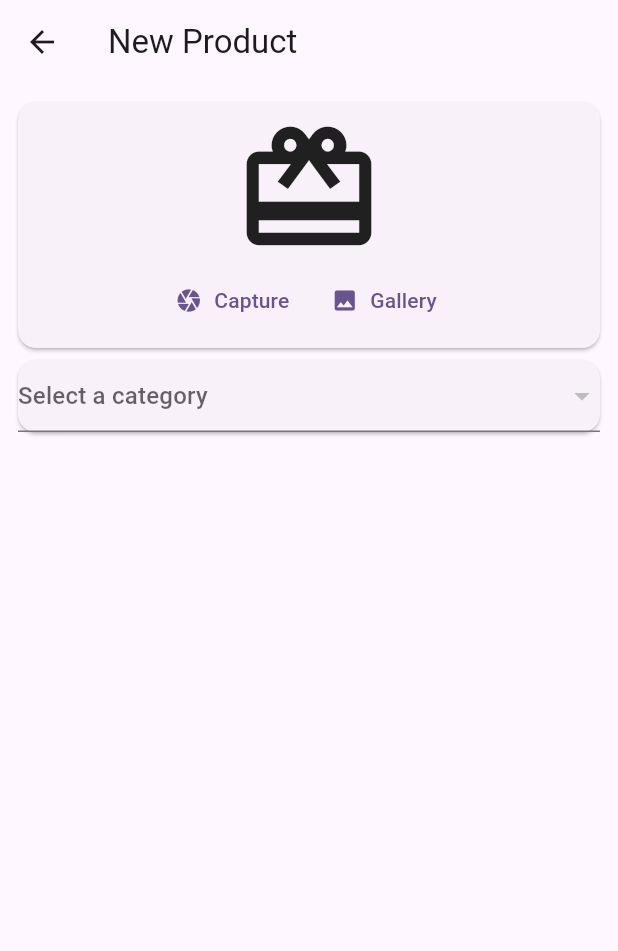
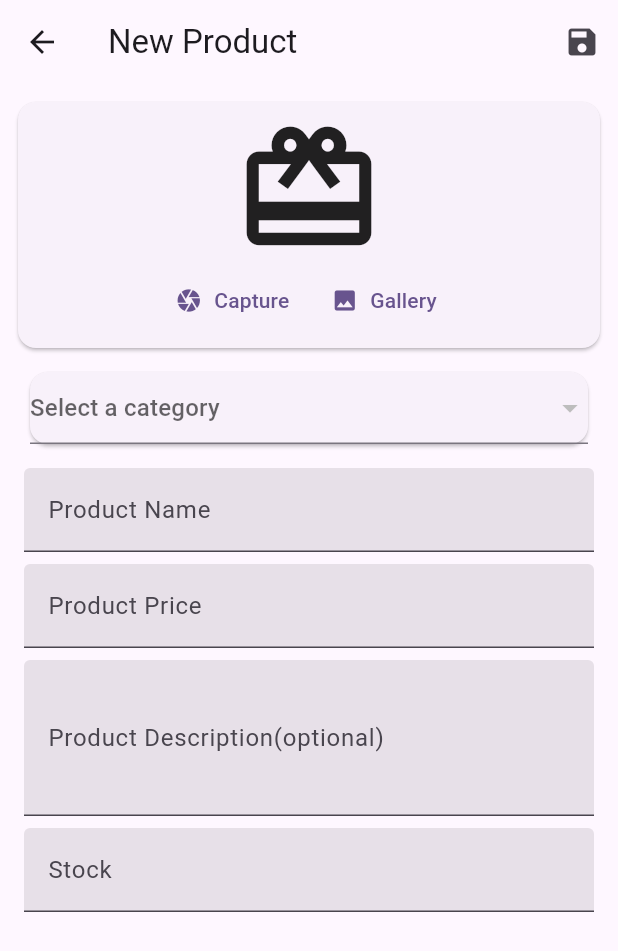
Before and after one commit to Anonymous-program/ecommerce_app, a Flutter app: the NewProductPage screen opened by its route, on a phone screen of 412 x 824 dp. Shown: the top 951 px of the screen. Run offline on Flutter 3.47's test engine with Material 2 defaults, Android fonts, the phone set to English and light mode, and no system bars; our stand-ins replace cloud_firestore, firebase_auth, firebase_core, firebase_storage, flutter_easyloading, freezed_annotation and 1 more; accounts and stored records are empty.

Commit message:
ecommerce part2

```diff
--- a/lib/db/db_helper.dart
+++ b/lib/db/db_helper.dart
@@ -1,10 +1,12 @@
 import 'package:cloud_firestore/cloud_firestore.dart';
 import 'package:ecommerce_app/models/category_model.dart';
+import 'package:ecommerce_app/models/product_model.dart';
 
 class DbHelper {
   static final FirebaseFirestore _db = FirebaseFirestore.instance;
   static const String collectionAdmin = 'Admins';
   static const String collectionCategory = 'Categories';
+  static const String collectionProduct = 'Products';
   static Future<bool> isAdmin(String uid) async {
     final snapshot = await _db.collection(collectionAdmin).doc(uid).get();
     return snapshot.exists;
@@ -15,6 +17,11 @@ class DbHelper {
     category.id = doc.id;
     return doc.set(category.toJson());
   }
+  static Future<void> addProduct(ProductModel product) {
+    final doc = _db.collection(collectionProduct).doc();
+    product.id = doc.id;
+    return doc.set(product.toJson());
+  }
 
   static Stream<QuerySnapshot<Map<String, dynamic>>> getAllCategorise() => _db
       .collection(collectionCategory)
--- a/lib/pages/new_product_page.dart
+++ b/lib/pages/new_product_page.dart
@@ -1,7 +1,10 @@
 import 'dart:io';
 import 'package:ecommerce_app/models/category_model.dart';
+import 'package:ecommerce_app/models/product_model.dart';
 import 'package:ecommerce_app/provider/product_provider.dart';
+import 'package:ecommerce_app/utils/widget_function.dart';
 import 'package:flutter/material.dart';
+import 'package:flutter_easyloading/flutter_easyloading.dart';
 import 'package:image_picker/image_picker.dart';
 import 'package:provider/provider.dart';
 
@@ -17,11 +20,18 @@ class _NewProductPageState extends State<NewProductPage> {
   String? localImagePath;
   CategoryModel? categoryModel;
   final _fromKey = GlobalKey<FormState>();
+  final _nameController=TextEditingController();
+  final _priceController=TextEditingController();
+  final _descriptionController=TextEditingController();
+  final _stockController=TextEditingController();
   @override
   Widget build(BuildContext context) {
     return Scaffold(
         appBar: AppBar(
           title: const Text('New Product'),
+          actions: [
+            IconButton(onPressed: _saveProduct, icon: const Icon(Icons.save)),
+          ],
         ),
         body: Form(
           key: _fromKey,
@@ -30,6 +40,7 @@ class _NewProductPageState extends State<NewProductPage> {
             children: [
               _buildImageSection(),
               _buildCategorySection(),
+              _buildTextFieldSection(),
             ],
           ),
         ));
@@ -89,7 +100,9 @@ class _NewProductPageState extends State<NewProductPage> {
   }
 
   Widget _buildCategorySection() {
-    return Card(
+    return Padding(
+      padding: const EdgeInsets.all(8.0),
+      child: Card(
         child: Consumer<ProductProvider>(
           builder: (context, provider, child) =>
               DropdownButtonFormField<CategoryModel>(
@@ -106,8 +119,136 @@ class _NewProductPageState extends State<NewProductPage> {
                 categoryModel = value;
               });
             },
+            validator: (value){
+                if(value==null){
+                  return 'This field must not be empty';
+                }
+                return null;
+            },
+          ),
         ),
       ),
     );
   }
+  @override
+  void dispose() {
+    _nameController.dispose();
+    _priceController.dispose();
+    _descriptionController.dispose();
+    _stockController.dispose();
+    super.dispose();
   }
+
+ Widget _buildTextFieldSection() {
+    return Column(
+      children: [
+        Padding(
+          padding: const EdgeInsets.symmetric(horizontal: 8.0,vertical: 4.0),
+          child: TextFormField(
+            controller: _nameController,
+            decoration: const InputDecoration(
+              labelText: 'Product Name',
+              filled: true,
+            ),
+            validator: (value){
+              if(value==null || value.isEmpty){
+                return 'This field must not be empty';
+              }
+              return null;
+            },
+          ),
+        ),
+        Padding(
+          padding: const EdgeInsets.symmetric(horizontal: 8.0,vertical: 4.0),
+          child: TextFormField(
+            keyboardType: TextInputType.number,
+            controller: _priceController,
+            decoration: const InputDecoration(
+              labelText: 'Product Price',
+              filled: true,
+            ),
+            validator: (value){
+              if(value==null || value.isEmpty){
+                return 'This field must not be empty';
+              }
+              return null;
+            },
+          ),
+        ),
+        Padding(
+          padding: const EdgeInsets.symmetric(horizontal: 8.0,vertical: 4.0),
+          child: TextFormField(
+            maxLines: 3,
+            controller: _descriptionController,
+            decoration: const InputDecoration(
+              labelText: 'Product Description(optional)',
+              filled: true,
+            ),
+            validator: (value){
+              return null;
+            },
+          ),
+        ),
+        Padding(
+          padding: const EdgeInsets.symmetric(horizontal: 8.0,vertical: 4.0),
+          child: TextFormField(
+            keyboardType: TextInputType.number,
+            controller: _stockController,
+            decoration: const InputDecoration(
+              labelText: 'Stock',
+              filled: true,
+            ),
+            validator: (value){
+              if(value==null || value.isEmpty){
+                return 'This field must not be empty';
+              }
+              return null;
+            },
+          ),
+        ),
+
+      ],
+    );
+ }
+
+  void _saveProduct()async {
+    if(localImagePath==null){
+      showMsg(context, 'Please select a product image ');
+      return;
+    }
+    if(_fromKey.currentState!.validate()){
+      final imageUrl=await Provider.of<ProductProvider>(context,listen: false).uploadImage(localImagePath!);
+      final productModel=ProductModel(name:_nameController.text.trim(),
+          category: categoryModel!,
+          price:num.parse(_priceController.text.trim()),
+          stock: num.parse(_stockController.text.trim()),
+          imageUrl: imageUrl,
+      );
+      EasyLoading.show(status: 'Please wait');
+      Provider.of<ProductProvider>(context,listen: false)
+      .addProduct(productModel)
+      .then((value){
+        EasyLoading.dismiss();
+        showMsg(context, 'Saved');
+        _resetField();
+      })
+      .catchError((error){
+        EasyLoading.dismiss();
+        showMsg(context, 'Could not  save');
+      });
+    }
+  }
+
+  void _resetField() {
+    if(mounted){
+      setState(() {
+        localImagePath=null;
+        categoryModel=null;
+        _nameController.clear();
+        _priceController.clear();
+        _descriptionController.clear();
+        _stockController.clear();
+      });
+    }
+  }
+}
```
Also changed, not shown: lib/provider/product_provider.dart (+17 -0 lines). Lines whose indentation alone changed are shown as unchanged.
